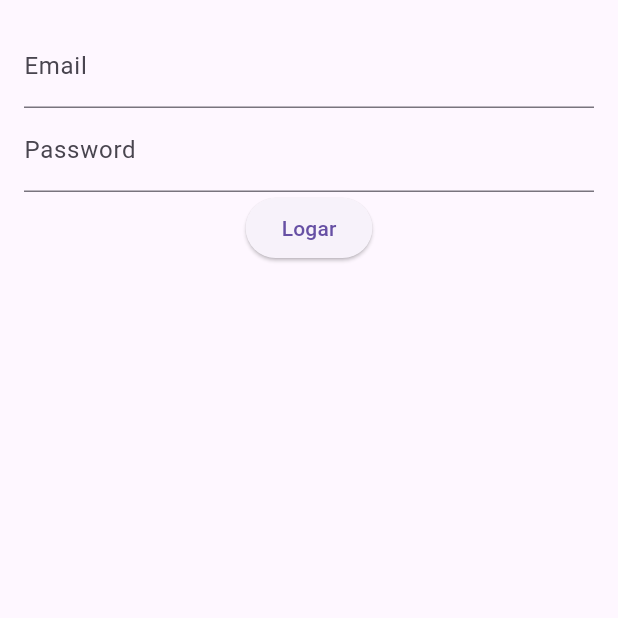
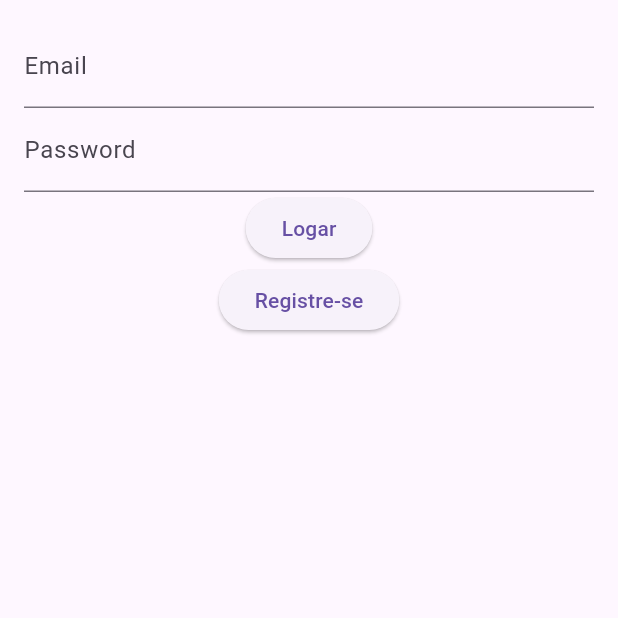
Before and after one commit to profdrsdaniel/flutterfirebase, a Flutter app: the screen it shows after launch, on a phone screen of 412 x 824 dp, the top half of it. Run offline on Flutter 3.47's test engine with Material 3 defaults, Android fonts, the phone set to English and light mode, and no system bars; our stand-ins replace firebase_auth, firebase_core; accounts and stored records are empty; statements that could not run were skipped.

Commit message:
adicionando o registre-se

```diff
--- a/lib/main.dart
+++ b/lib/main.dart
@@ -46,8 +46,6 @@ class InitializeApp extends StatelessWidget {
           return const Center(
             child: CircularProgressIndicator(),
           );
-        } else if (snapshot.hasData && snapshot.data!.email.isNotEmpty) {
-          return const HomeScreen();
         }
 
         return LoginPage();
--- a/lib/screen/login_screen.dart
+++ b/lib/screen/login_screen.dart
@@ -1,5 +1,8 @@
 import 'package:flutter/material.dart';
+import 'package:projetoflutterapi/screen/home_screen.dart';
+import 'package:projetoflutterapi/screen/register_screen.dart';
 import 'package:projetoflutterapi/services/firebase/auth/firebase_auth_service.dart';
+import 'package:projetoflutterapi/utils/results.dart';
 
 class LoginPage extends StatelessWidget {
   final FirebaseAuthService _auth = FirebaseAuthService();
@@ -13,7 +16,31 @@ class LoginPage extends StatelessWidget {
     return Scaffold(
       body: Padding(
         padding: const EdgeInsets.all(16),
-        child: Column(
+        child: StreamBuilder<Results>(
+          stream: _auth.resultsLogin,
+          builder: (context, snapshot) {
+            ErrorResult result = ErrorResult(code: "");
+
+            if (snapshot.data is ErrorResult) {
+              result = snapshot.data as ErrorResult;
+            }
+
+            if (snapshot.data is LoadingResult) {
+              return const Center(child: CircularProgressIndicator());
+            }
+
+            if (snapshot.data is SuccessResult) {
+              WidgetsBinding.instance.addPostFrameCallback((_) {
+                Navigator.pushReplacement(
+                  context,
+                  MaterialPageRoute(
+                    builder: (context) => HomeScreen(),
+                  ),
+                );
+              });
+            }
+
+            return Column(
               children: [
                 TextField(
                   controller: _emailController,
@@ -29,8 +56,29 @@ class LoginPage extends StatelessWidget {
                     final String password = _passwordController.text;
                     _auth.signIn(email, password);
                   },
-                child: const Text("Logar"))
+                  child: const Text("Logar"),
+                ),
+                ElevatedButton(
+                  onPressed: () {
+                    Navigator.push(
+                      context,
+                      MaterialPageRoute(
+                        builder: (context) => RegisterScreen(),
+                      ),
+                    );
+                  },
+                  child: const Text("Registre-se"),
+                ),
+                if (result.code.isNotEmpty)
+                  switch(result.code) {
+                    "invalid-email" => Text("Autenticacao Invalida"),
+                    "wrong-password" => Text("Autenticacao Invalida"),
+                    _ => Text("Error")
+                  }
+
               ],
+            );
+          },
         ),
       ),
     );
--- /dev/null
+++ b/lib/utils/results.dart
@@ -0,0 +1,8 @@
+sealed class Results{}
+class ErrorResult extends Results {
+  final String code;
+
+  ErrorResult({required this.code});
+}
+class SuccessResult extends Results {}
+class LoadingResult extends Results {}
```
Also changed, not shown: lib/screen/home_screen.dart (+10 -3 lines), lib/screen/register_screen.dart (added, +41 -0 lines). Lines whose indentation alone changed are shown as unchanged.
